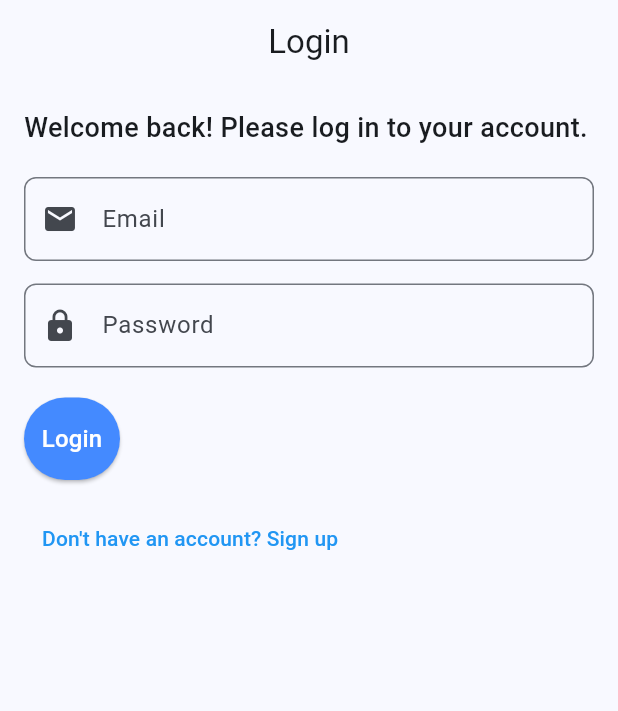
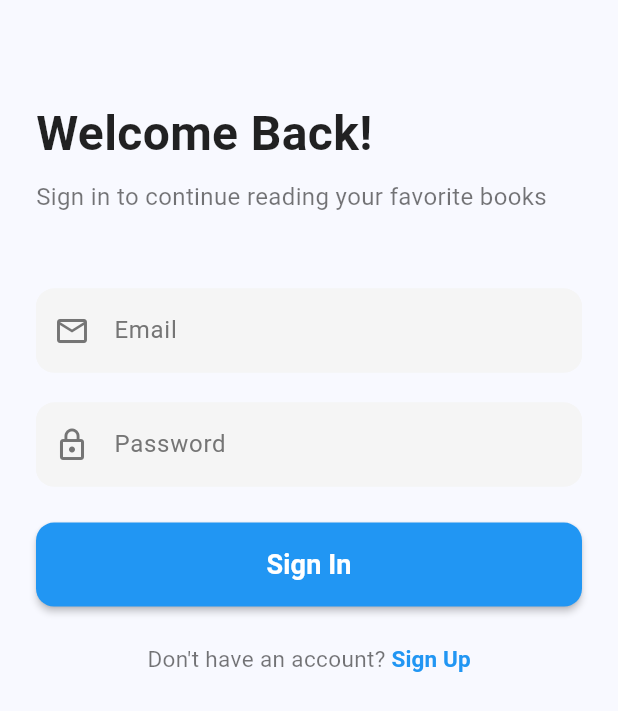
Before and after one commit to YOHANNES7766/BookHub, a Flutter app: the screen it shows after launch, after a tap on "Already have an account? Login", on a phone screen of 412 x 824 dp. Shown: the top 711 px of the screen. Run offline on Flutter 3.47's test engine with Material 3 defaults, Android fonts, the phone set to English and light mode, and no system bars; our stand-ins replace file_picker, image_picker, logger, permission_handler, shared_preferences.

Commit message:
login page ui update

```diff
--- a/frontend/lib/screens/login_screen.dart
+++ b/frontend/lib/screens/login_screen.dart
@@ -9,7 +9,7 @@ class LoginScreen extends StatefulWidget {
   const LoginScreen({super.key});
 
   @override
-  LoginScreenState createState() => LoginScreenState(); // ✅ Public class
+  LoginScreenState createState() => LoginScreenState();
 }
 
 class LoginScreenState extends State<LoginScreen> {
@@ -20,38 +20,55 @@ class LoginScreenState extends State<LoginScreen> {
   @override
   Widget build(BuildContext context) {
     final authProvider = Provider.of<AuthProvider>(context);
+    final size = MediaQuery.of(context).size;
 
     return Scaffold(
-      appBar: AppBar(
-        title: const Text('Login'),
-        centerTitle: true,
-      ),
-      body: Padding(
-        padding: const EdgeInsets.all(16.0),
+      body: SafeArea(
+        child: SingleChildScrollView(
+          child: Padding(
+            padding: const EdgeInsets.symmetric(horizontal: 24.0),
             child: Column(
               crossAxisAlignment: CrossAxisAlignment.start,
               children: [
+                SizedBox(height: size.height * 0.08),
                 const Text(
-              'Welcome back! Please log in to your account.',
-              style: TextStyle(fontSize: 18, fontWeight: FontWeight.w500),
+                  'Welcome Back!',
+                  style: TextStyle(
+                    fontSize: 32,
+                    fontWeight: FontWeight.bold,
+                    color: Colors.black87,
+                  ),
+                ),
+                const SizedBox(height: 8),
+                const Text(
+                  'Sign in to continue reading your favorite books',
+                  style: TextStyle(
+                    fontSize: 16,
+                    color: Colors.black54,
+                  ),
+                ),
+                SizedBox(height: size.height * 0.06),
+                _buildTextField(
+                  controller: emailController,
+                  label: 'Email',
+                  icon: Icons.email_outlined,
+                  keyboardType: TextInputType.emailAddress,
                 ),
                 const SizedBox(height: 20),
                 _buildTextField(
-              controller: emailController,
-              label: 'Email',
-              icon: Icons.email,
-              keyboardType: TextInputType.emailAddress,
-            ),
-            const SizedBox(height: 15),
-            _buildTextField(
                   controller: passwordController,
                   label: 'Password',
-              icon: Icons.lock,
+                  icon: Icons.lock_outline,
                   obscureText: true,
                 ),
-            const SizedBox(height: 20),
-            isLoading
-                ? const Center(child: CircularProgressIndicator())
+                const SizedBox(height: 24),
+                SizedBox(
+                  width: double.infinity,
+                  height: 56,
+                  child: isLoading
+                      ? const Center(
+                          child: CircularProgressIndicator(),
+                        )
                       : ElevatedButton(
                           onPressed: () async {
                             if (emailController.text.isEmpty ||
@@ -59,7 +76,8 @@ class LoginScreenState extends State<LoginScreen> {
                               if (!mounted) return;
                               ScaffoldMessenger.of(context).showSnackBar(
                                 const SnackBar(
-                              content: Text('Please fill in all fields')),
+                                  content: Text('Please fill in all fields'),
+                                ),
                               );
                               return;
                             }
@@ -67,7 +85,8 @@ class LoginScreenState extends State<LoginScreen> {
                             setState(() => isLoading = true);
                             try {
                               final authService = AuthService();
-                        final isConnected = await authService.testConnection();
+                              final isConnected =
+                                  await authService.testConnection();
 
                               if (!mounted) return;
 
@@ -94,7 +113,8 @@ class LoginScreenState extends State<LoginScreen> {
                                 Navigator.pushReplacement(
                                   context,
                                   MaterialPageRoute(
-                                builder: (context) => const BookListScreen()),
+                                      builder: (context) =>
+                                          const BookListScreen()),
                                 );
                               } else {
                                 ScaffoldMessenger.of(context).showSnackBar(
@@ -106,8 +126,6 @@ class LoginScreenState extends State<LoginScreen> {
                                 );
                               }
                             } catch (e) {
-                        // Use a logger in production
-                        // debugPrint('Login error details: $e');
                               String errorMessage =
                                   'An error occurred. Please try again.';
 
@@ -133,15 +151,33 @@ class LoginScreenState extends State<LoginScreen> {
                             }
                           },
                           style: ElevatedButton.styleFrom(
-                      backgroundColor: Colors.blueAccent,
-                      padding: const EdgeInsets.symmetric(vertical: 16),
+                            backgroundColor: Colors.blue,
+                            shape: RoundedRectangleBorder(
+                              borderRadius: BorderRadius.circular(12),
+                            ),
+                            elevation: 2,
                           ),
                           child: const Text(
-                      'Login',
-                      style: TextStyle(fontSize: 16, color: Colors.white),
+                            'Sign In',
+                            style: TextStyle(
+                              fontSize: 18,
+                              fontWeight: FontWeight.w600,
+                              color: Colors.white,
                             ),
                           ),
-            const SizedBox(height: 15),
+                        ),
+                ),
+                const SizedBox(height: 24),
+                Row(
+                  mainAxisAlignment: MainAxisAlignment.center,
+                  children: [
+                    const Text(
+                      "Don't have an account? ",
+                      style: TextStyle(
+                        color: Colors.black54,
+                        fontSize: 15,
+                      ),
+                    ),
                     TextButton(
                       onPressed: () {
                         Navigator.push(
@@ -150,12 +186,25 @@ class LoginScreenState extends State<LoginScreen> {
                               builder: (context) => const RegisterScreen()),
                         );
                       },
+                      style: TextButton.styleFrom(
+                        padding: EdgeInsets.zero,
+                        minimumSize: Size.zero,
+                        tapTargetSize: MaterialTapTargetSize.shrinkWrap,
+                      ),
                       child: const Text(
-                "Don't have an account? Sign up",
-                style: TextStyle(color: Colors.blue),
+                        'Sign Up',
+                        style: TextStyle(
+                          color: Colors.blue,
+                          fontSize: 15,
+                          fontWeight: FontWeight.w600,
+                        ),
                       ),
                     ),
                   ],
+                ),
+              ],
+            ),
+          ),
         ),
       ),
     );
@@ -168,19 +217,31 @@ class LoginScreenState extends State<LoginScreen> {
     bool obscureText = false,
     TextInputType keyboardType = TextInputType.text,
   }) {
-    return TextField(
+    return Container(
+      decoration: BoxDecoration(
+        color: Colors.grey[100],
+        borderRadius: BorderRadius.circular(12),
+      ),
+      child: TextField(
         controller: controller,
         keyboardType: keyboardType,
         obscureText: obscureText,
+        style: const TextStyle(fontSize: 16),
         decoration: InputDecoration(
           labelText: label,
-        prefixIcon: Icon(icon),
+          labelStyle: TextStyle(color: Colors.grey[600]),
+          prefixIcon: Icon(icon, color: Colors.grey[600]),
           border: OutlineInputBorder(
-          borderRadius: BorderRadius.circular(8.0),
+            borderRadius: BorderRadius.circular(12),
+            borderSide: BorderSide.none,
           ),
           focusedBorder: OutlineInputBorder(
-          borderSide: const BorderSide(color: Colors.blueAccent),
-          borderRadius: BorderRadius.circular(8.0),
+            borderRadius: BorderRadius.circular(12),
+            borderSide: const BorderSide(color: Colors.blue, width: 2),
+          ),
+          filled: true,
+          fillColor: Colors.grey[100],
+          contentPadding: const EdgeInsets.symmetric(vertical: 16),
         ),
       ),
     );
```
Lines whose indentation alone changed are shown as unchanged.
